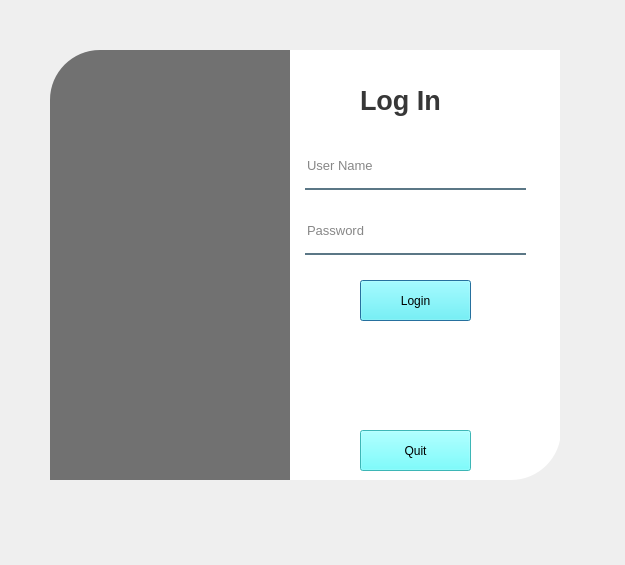
Above: ui/login/login.ui from AnVu-0312/unihack2022 before the change. Below: the same form after it.
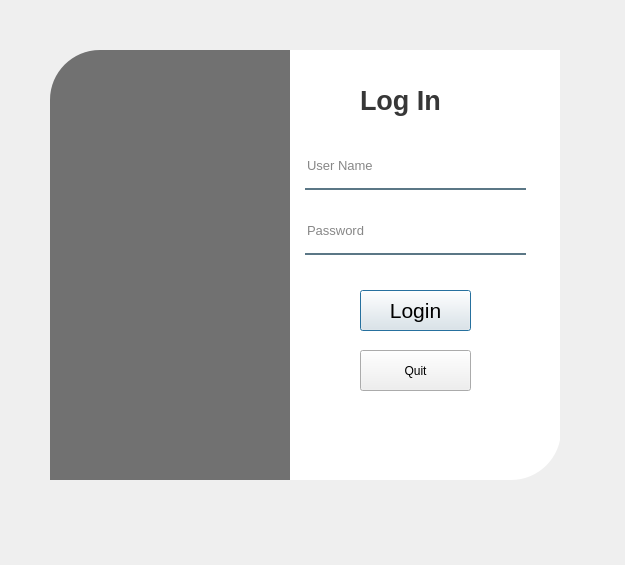
That is the form after the change. Icons and pictures are not drawn.

The edit to the form file:
```diff
--- a/ui/login/login.ui
+++ b/ui/login/login.ui
@@ -188,13 +188,22 @@
     <property name="geometry">
      <rect>
       <x>350</x>
-      <y>260</y>
+      <y>270</y>
       <width>111</width>
       <height>41</height>
      </rect>
     </property>
+    <property name="font">
+     <font>
+      <family>MS Shell Dlg 2</family>
+      <pointsize>16</pointsize>
+      <weight>50</weight>
+      <italic>false</italic>
+      <bold>false</bold>
+     </font>
+    </property>
     <property name="styleSheet">
-     <string notr="true">background-color: rgb(85, 255, 255);
+     <string notr="true">
 font: 16pt &quot;MS Shell Dlg 2&quot;;</string>
     </property>
     <property name="text">
@@ -205,14 +214,14 @@
     <property name="geometry">
      <rect>
       <x>350</x>
-      <y>410</y>
+      <y>330</y>
       <width>111</width>
       <height>41</height>
      </rect>
     </property>
     <property name="styleSheet">
      <string notr="true">font: 16pt &quot;MS Shell Dlg 2&quot;;
-background-color: rgb(85, 255, 255);
+
 color: rgb(0, 0, 0);</string>
     </property>
     <property name="text">
```
Left out of the diff: 4 changed lines with no effect on the pictures.
